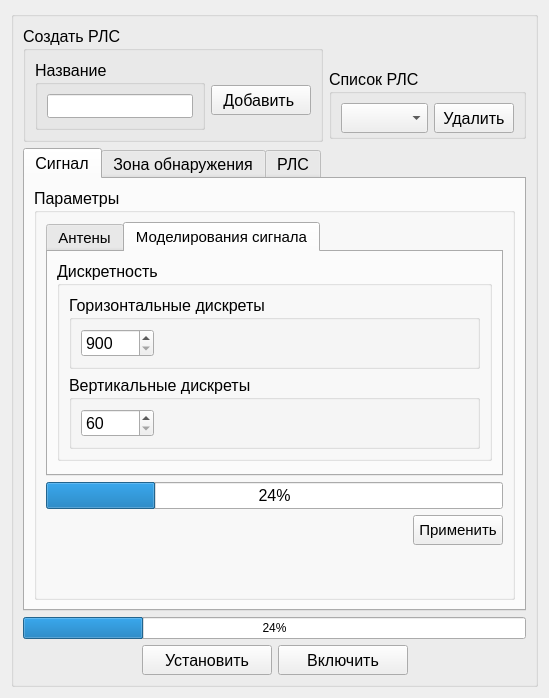
Above: src/Application/GUI/UI/optrlswindow.ui from Nisitka/air-trail-generator before the change. Below: the same form after it.
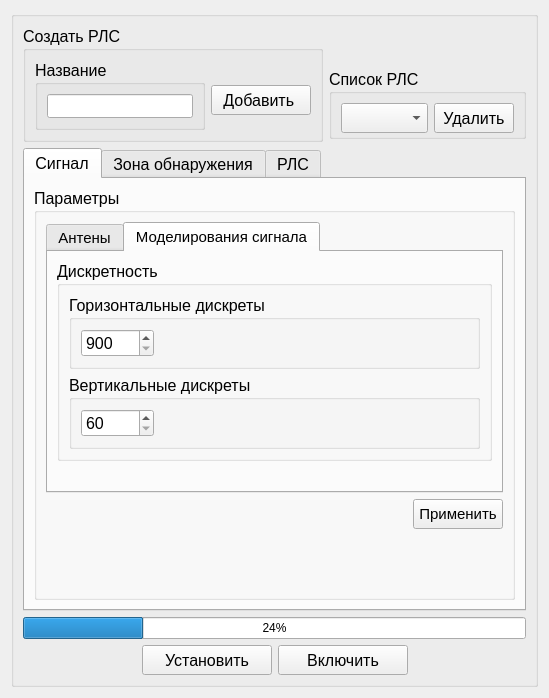
That is the form after the change. The open tabs and pages were chosen to show the change.

```diff
--- a/src/Application/GUI/UI/optrlswindow.ui
+++ b/src/Application/GUI/UI/optrlswindow.ui
@@ -437,13 +437,6 @@
               <layout class="QHBoxLayout" name="horizontalLayout_4">
                <item>
                 <layout class="QVBoxLayout" name="verticalLayout">
-                 <item>
-                  <widget class="QProgressBar" name="setOptRLSProgressBar">
-                   <property name="value">
-                    <number>24</number>
-                   </property>
-                  </widget>
-                 </item>
                  <item>
                   <layout class="QHBoxLayout" name="horizontalLayout_2">
                    <item>
```
Left out of the diff: 2 changed lines with no effect on the pictures.
